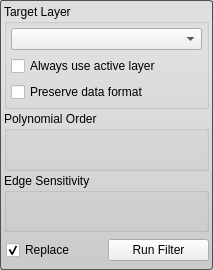
SCIInstitute/Seg3D, file src/Interface/ToolInterface/IntensityCorrectionFilterInterface.ui: the form before one commit.
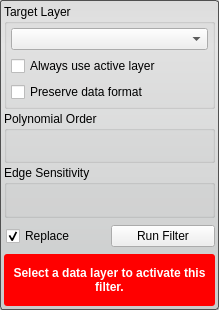
The form after the commit. Custom widgets are drawn as their Qt base class.

Commit message: added a warning to the all the tools and filters for when the proper layer isnt selected.

The edit to the form file:
```diff
--- a/src/Interface/ToolInterface/IntensityCorrectionFilterInterface.ui
+++ b/src/Interface/ToolInterface/IntensityCorrectionFilterInterface.ui
@@ -6,8 +6,8 @@
    <rect>
     <x>0</x>
     <y>0</y>
-    <width>213</width>
-    <height>270</height>
+    <width>219</width>
+    <height>310</height>
    </rect>
   </property>
   <property name="sizePolicy">
@@ -209,15 +209,51 @@
      </layout>
     </widget>
    </item>
+   <item>
+    <widget class="QWidget" name="message_alert_" native="true">
+     <property name="minimumSize">
+      <size>
+       <width>0</width>
+       <height>32</height>
+      </size>
+     </property>
+     <property name="styleSheet">
+      <string notr="true">QLabel#message_{
+  color: white;
+  font: bold;
+}
+
+QWidget#message_alert_{
+  border-radius: 3px;
+  background-color: red;
+}</string>
+     </property>
+     <layout class="QHBoxLayout" name="horizontalLayout_6">
+      <property name="spacing">
+       <number>0</number>
+      </property>
+      <property name="margin">
+       <number>4</number>
+      </property>
+      <item>
+       <widget class="QLabel" name="message_">
+        <property name="text">
+         <string>Select a data layer to activate this filter.</string>
+        </property>
+        <property name="alignment">
+         <set>Qt::AlignCenter</set>
+        </property>
+        <property name="wordWrap">
+         <bool>true</bool>
+        </property>
+       </widget>
+      </item>
+     </layout>
+    </widget>
+   </item>
   </layout>
  </widget>
  <customwidgets>
-  <customwidget>
-   <class>QtUtils::QtSliderDoubleCombo</class>
-   <extends>QWidget</extends>
-   <header location="global">QtUtils/Widgets/QtSliderDoubleCombo.h</header>
-   <container>1</container>
-  </customwidget>
   <customwidget>
    <class>QtUtils::QtDropableComboBox</class>
    <extends>QComboBox</extends>
@@ -229,6 +265,12 @@
    <header location="global">QtUtils/Widgets/QtSliderIntCombo.h</header>
    <container>1</container>
   </customwidget>
+  <customwidget>
+   <class>QtUtils::QtSliderDoubleCombo</class>
+   <extends>QWidget</extends>
+   <header location="global">QtUtils/Widgets/QtSliderDoubleCombo.h</header>
+   <container>1</container>
+  </customwidget>
  </customwidgets>
  <resources/>
  <connections/>
```
The commit also changes 67 other files.
